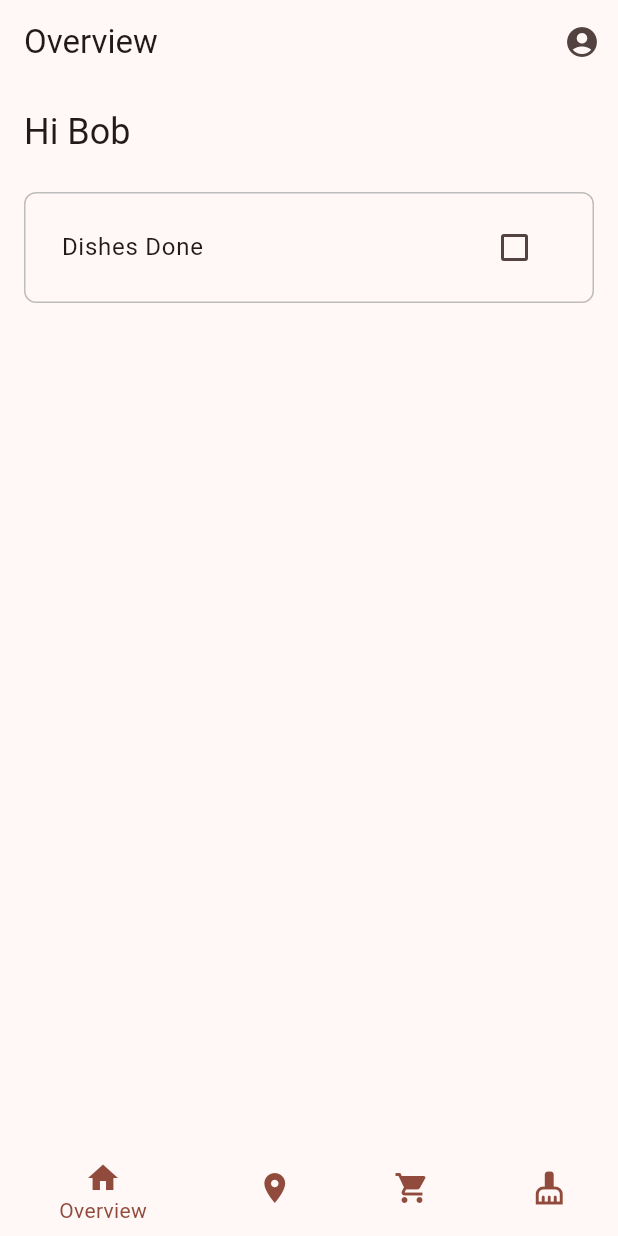
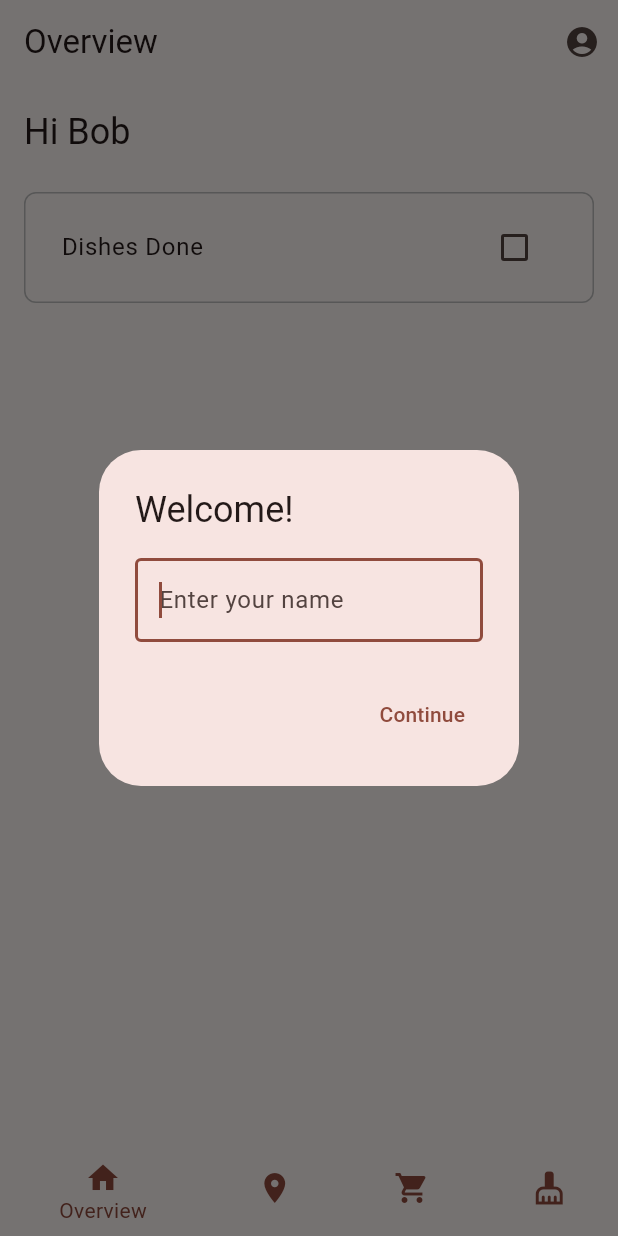
Before and after one commit to Oliver-Form/mission, a Flutter app: the screen it shows after launch, on a phone screen of 412 x 824 dp. Run offline on Flutter 3.47's test engine with Material 3 defaults, Android fonts, the phone set to English and light mode, and no system bars; our stand-ins replace cloud_firestore, firebase_core, shared_preferences; accounts and stored records are empty; generated files the repository leaves out were written again; Roboto replaces fonts that are missing (Georgia).

Commit message:
user stuff

```diff
--- /dev/null
+++ b/lib/services/user_preferences.dart
@@ -0,0 +1,22 @@
+import 'package:shared_preferences/shared_preferences.dart';
+
+class UserPreferences {
+  static const String _nameKey = 'user_name';
+  static SharedPreferences? _prefs;
+
+  static Future<void> init() async {
+    _prefs = await SharedPreferences.getInstance();
+  }
+
+  static Future<void> setName(String name) async {
+    await _prefs?.setString(_nameKey, name);
+  }
+
+  static String? getName() {
+    return _prefs?.getString(_nameKey);
+  }
+
+  static bool hasName() {
+    return _prefs?.containsKey(_nameKey) ?? false;
+  }
+}
--- a/pubspec.yaml
+++ b/pubspec.yaml
@@ -36,6 +36,7 @@ dependencies:
   cupertino_icons: ^1.0.8
   firebase_core: ^3.13.1
   cloud_firestore: ^5.6.8
+  shared_preferences: ^2.2.2
 
 dev_dependencies:
   flutter_test:
```
Also changed, not shown: lib/main.dart (+61 -3 lines), lib/screens/groceries_page.dart (+5 -2 lines), pubspec.lock, 1 other file.
